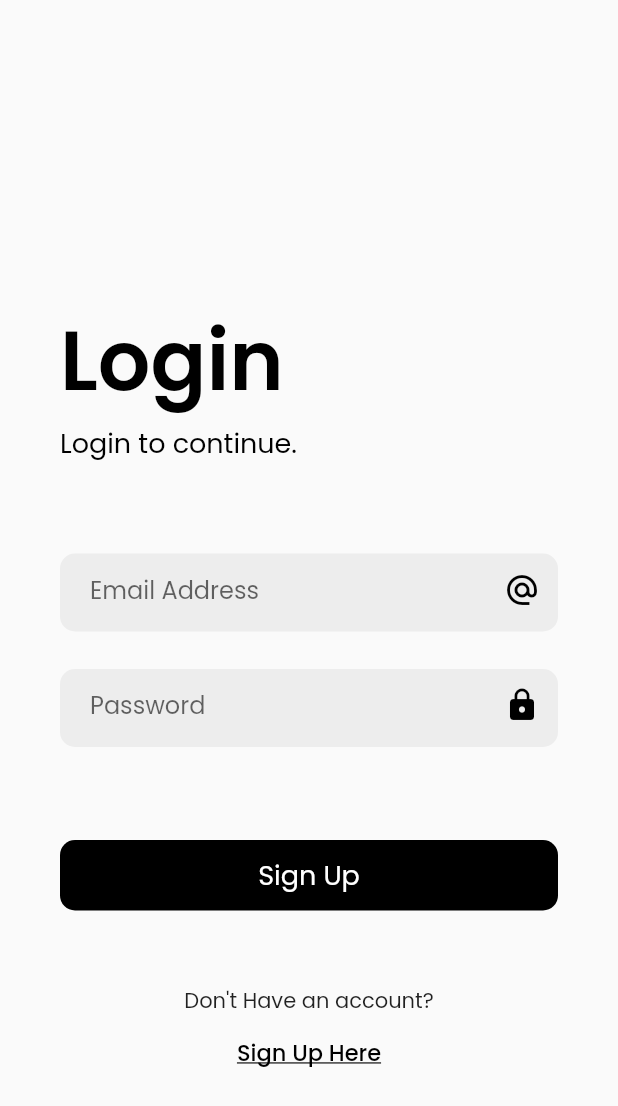
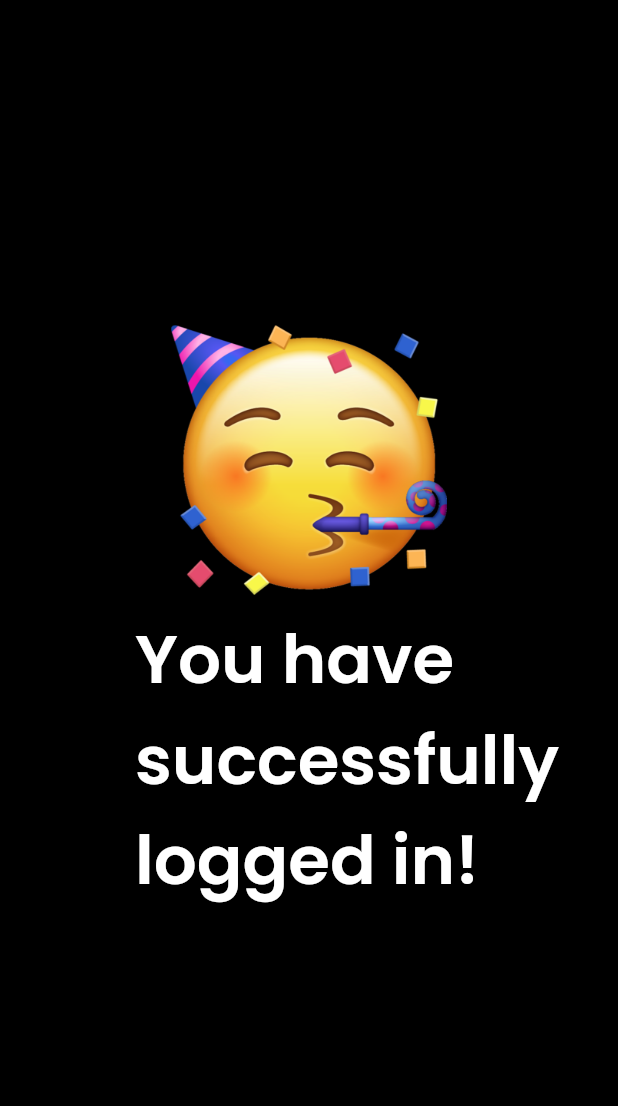
Before and after one commit to nithinmahendran/Login-App, a Flutter app: the screen it shows after launch, on a phone screen of 412 x 824 dp. Shown: the top 1106 px of the screen. Run offline on Flutter 3.47's test engine with Material 2 defaults, Android fonts, the phone set to English and light mode, and no system bars; our stand-ins replace datetime_picker_formfield.

Commit message:
Success Page done

```diff
--- a/lib/login page/UI/success.dart
+++ b/lib/login page/UI/success.dart
@@ -0,0 +1,34 @@
+import 'package:flutter/material.dart';
+import 'package:loginapp/models/global.dart';
+
+class SuccessPage extends StatefulWidget {
+  const SuccessPage({Key? key}) : super(key: key);
+
+  @override
+  _SuccessPageState createState() => _SuccessPageState();
+}
+
+class _SuccessPageState extends State<SuccessPage> {
+  @override
+  Widget build(BuildContext context) {
+    return Scaffold(
+        backgroundColor: Colors.black,
+        body: Column(
+          mainAxisAlignment: MainAxisAlignment.center,
+          crossAxisAlignment: CrossAxisAlignment.stretch,
+          children: [
+            Container(
+
+              height: 180.0,
+              child: new Image.asset(
+                'assets/images/party.png',
+              ),
+
+            ),
+            Padding(
+              padding: EdgeInsets.only(left: 90.0,top:10.0),
+              child: Text("You have successfully logged in!",style: successTitle,))
+          ],
+        ));
+  }
+}
--- a/lib/main.dart
+++ b/lib/main.dart
@@ -2,6 +2,7 @@ import 'package:flutter/material.dart';
 import 'package:loginapp/login%20page/UI/register.dart';
 
 import 'login page/UI/login.dart';
+import 'login page/UI/success.dart';
 
 void main() {
   runApp(const MyApp());
@@ -17,6 +18,6 @@ class MyApp extends StatelessWidget {
         debugShowCheckedModeBanner: false,
         title: 'Flutter Demo',
         theme: ThemeData(primarySwatch: Colors.blue, fontFamily: "Poppins"),
-        home: const LoginPage());
+        home: const SuccessPage());
   }
 }
--- a/lib/models/global.dart
+++ b/lib/models/global.dart
@@ -15,3 +15,6 @@ TextStyle buttonText = const TextStyle(
   color: Colors.white,
   fontWeight: FontWeight.w400
 );
+
+TextStyle successTitle = const TextStyle(
+    fontSize: 45.0, color: Colors.white, fontWeight: FontWeight.w600);
--- a/pubspec.yaml
+++ b/pubspec.yaml
@@ -64,9 +64,8 @@ flutter:
   uses-material-design: true
 
   # To add assets to your application, add an assets section, like this:
-  # assets:
-  #   - images/a_dot_burr.jpeg
-  #   - images/a_dot_ham.jpeg
+  assets:
+    - assets/images/
 
   # An image asset can refer to one or more resolution-specific "variants", see
   # https://flutter.dev/assets-and-images/#resolution-aware.
```
Also changed, not shown: assets/images/party.png (added).
